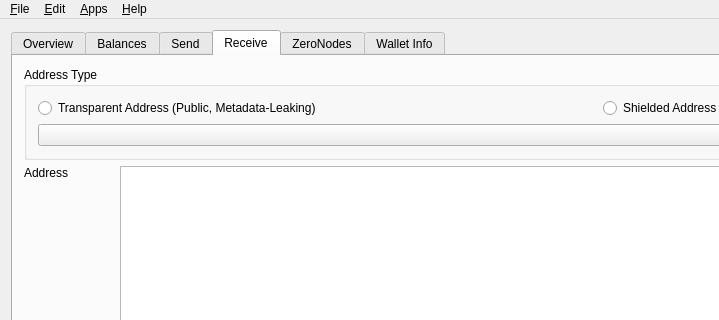
This is src/mainwindow.ui in zerocurrencycoin/zerowallet as Qt 5 draws it before an edit; both pictures show x 0 to 719 and y 0 to 320 of the 1200 by 800 pixel window. The edited form follows.
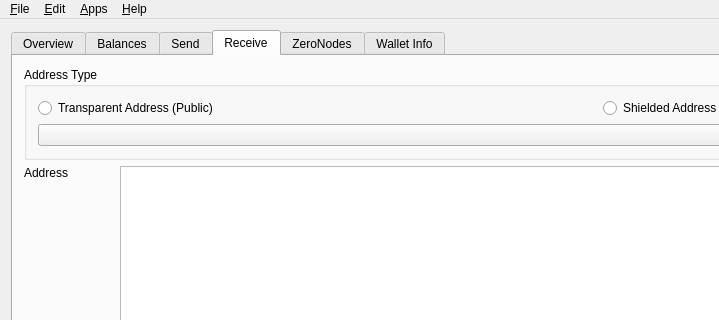
This is the edited form. The open tabs and pages were chosen to show the change. Icons and pictures are not drawn. Custom widgets are drawn as their Qt base class.

Diff of the .ui file:
```diff
--- a/src/mainwindow.ui
+++ b/src/mainwindow.ui
@@ -930,7 +930,7 @@
                   </sizepolicy>
                  </property>
                  <property name="text">
-                  <string>Transparent Address (Public, Metadata-Leaking)</string>
+                  <string>Transparent Address (Public)</string>
                  </property>
                 </widget>
                </item>
```
